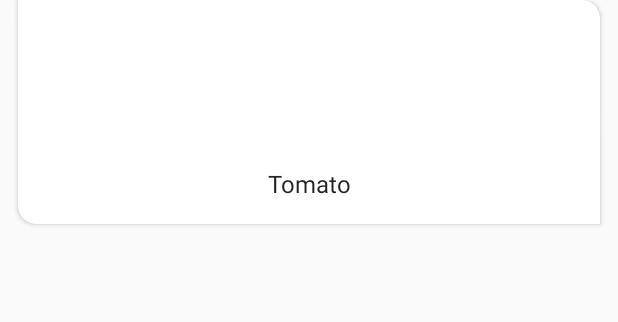
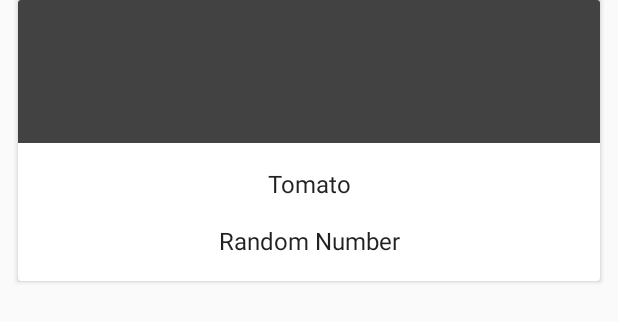
Before and after one commit to niranjk/android_tutorial, an Android app: the layout list_item_plant.xml on its own in the app's theme, with its tools: preview values and no code run, on a phone screen of 412 x 824 dp. Shown: the top 322 px of the screen. Run offline under Robolectric (Android 15) with nearby library versions, the phone set to English and light mode, and no system bars.

Commit message:
Plants App : Binding in RecyclerView and usecase BindingAdapter

```diff
--- a/app/src/main/res/layout/list_item_plant.xml
+++ b/app/src/main/res/layout/list_item_plant.xml
@@ -1,12 +1,10 @@
 <?xml version="1.0" encoding="utf-8"?>
 <layout>
     <data>
-        <variable
-                name="plant"
-                type="com.niranjan.androidtutorials.plants.model.Plants"/>
+        <variable name="plant"
+                  type="com.niranjan.androidtutorials.plants.model.Plants"/>
     </data>
-
-    <com.niranjan.androidtutorials.plants.view.MaskedCardView
+    <androidx.cardview.widget.CardView
             xmlns:android="http://schemas.android.com/apk/res/android"
             xmlns:app="http://schemas.android.com/apk/res-auto"
             xmlns:tools="http://schemas.android.com/tools"
@@ -18,22 +16,20 @@
             app:cardElevation="@dimen/card_elevation"
             app:cardPreventCornerOverlap="false"
             app:shapeAppearanceOverlay="@style/ShapeAppearance.Sunflower.Card">
-
         <androidx.constraintlayout.widget.ConstraintLayout
                 android:layout_width="match_parent"
                 android:layout_height="wrap_content">
-
             <ImageView
                     android:id="@+id/plant_item_image"
                     android:layout_width="0dp"
                     android:layout_height="@dimen/plant_item_image_height"
+                    android:background="@color/cardview_dark_background"
                     android:contentDescription="Plant Image Item"
                     android:scaleType="centerCrop"
                     app:imageFromUrl="@{plant.imageUrl}"
                     app:layout_constraintEnd_toEndOf="parent"
                     app:layout_constraintStart_toStartOf="parent"
                     app:layout_constraintTop_toTopOf="parent" />
-
             <TextView
                     android:id="@+id/plant_item_title"
                     android:layout_width="0dp"
@@ -46,11 +42,21 @@
                     app:layout_constraintEnd_toEndOf="parent"
                     app:layout_constraintStart_toStartOf="parent"
                     app:layout_constraintTop_toBottomOf="@id/plant_item_image"
+                    tools:text="Tomato"/>
+            <TextView
+                    android:id="@+id/plant_item_number"
+                    android:layout_width="0dp"
+                    android:layout_height="wrap_content"
+                    android:layout_marginBottom="@dimen/margin_normal"
+                    android:layout_marginTop="@dimen/margin_normal"
+                    app:randomNumber="@{true}"
+                    android:textAppearance="?attr/textAppearanceListItem"
+                    android:gravity="center_horizontal"
+                    app:layout_constraintEnd_toEndOf="parent"
+                    app:layout_constraintStart_toStartOf="parent"
+                    app:layout_constraintTop_toBottomOf="@id/plant_item_title"
                     app:layout_constraintBottom_toBottomOf="parent"
-                    tools:text="Tomato"/>
-
+                    tools:text="Random Number"/>
         </androidx.constraintlayout.widget.ConstraintLayout>
-
-    </com.niranjan.androidtutorials.plants.view.MaskedCardView>
-
+    </androidx.cardview.widget.CardView>
 </layout>
```
Also changed, not shown: app/src/main/java/com/niranjan/androidtutorials/plants/view/PlantDetailBindingAdapters.kt (+8 -0 lines), app/src/main/java/com/niranjan/androidtutorials/plants/view/PlantsAdapter.kt (+46 -17 lines), 1 other file.
